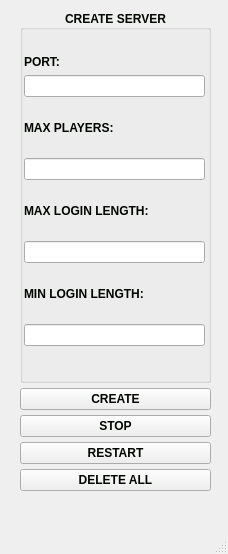
Above: src/inc/serverclass/server.ui from nickkkcc/Bridge-game before the change. Below: the same form after it.
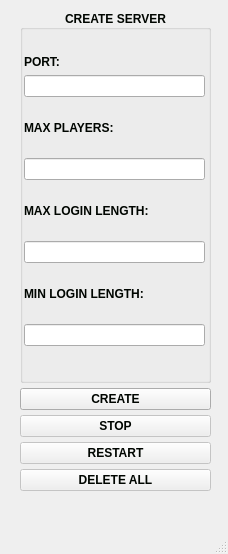
That is the form after the change.

The edit to the form file:
```diff
--- a/src/inc/serverclass/server.ui
+++ b/src/inc/serverclass/server.ui
@@ -215,6 +215,9 @@
      </item>
      <item>
       <widget class="QPushButton" name="StopBtn">
+       <property name="enabled">
+        <bool>false</bool>
+       </property>
        <property name="styleSheet">
         <string notr="true">color:rgb(0, 05, 0);
 font: 75 9pt &quot;MS Shell Dlg 2&quot;;
@@ -227,6 +230,9 @@
      </item>
      <item>
       <widget class="QPushButton" name="RestartBtn">
+       <property name="enabled">
+        <bool>false</bool>
+       </property>
        <property name="styleSheet">
         <string notr="true">color:rgb(0, 05, 0);
 font: 75 9pt &quot;MS Shell Dlg 2&quot;;
@@ -239,6 +245,9 @@
      </item>
      <item>
       <widget class="QPushButton" name="DeleteAllClientBtn">
+       <property name="enabled">
+        <bool>false</bool>
+       </property>
        <property name="styleSheet">
         <string notr="true">color:rgb(0, 05, 0);
 font: 75 9pt &quot;MS Shell Dlg 2&quot;;
```
Left out of the diff: 2 changed lines with no effect on the pictures.
